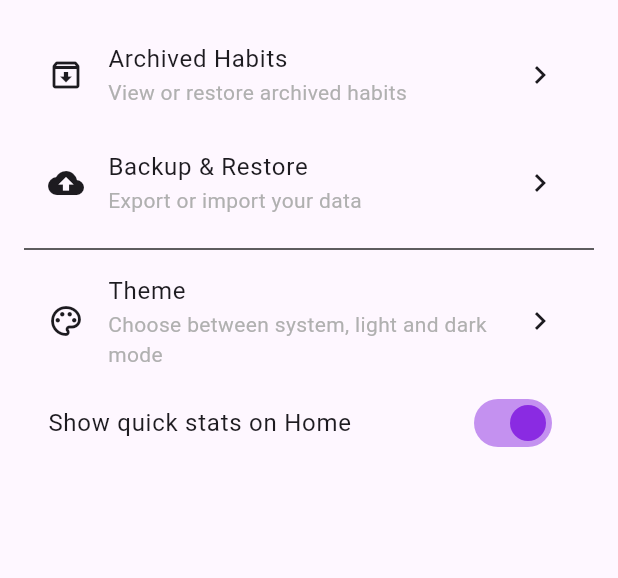
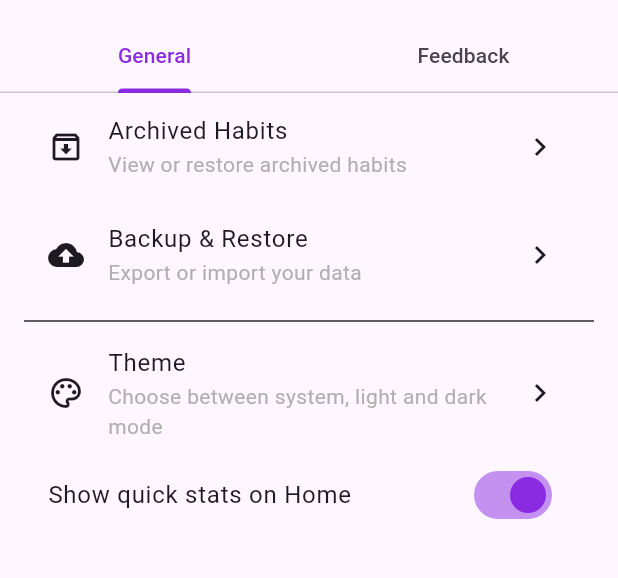
Before and after one commit to Jake1902/habit_hero, a Flutter app: the SettingsScreen screen opened by its route, on a phone screen of 412 x 824 dp, the part 63-641 px from its top. Run offline on Flutter 3.47's test engine with Material 3 defaults, Android fonts, the phone set to English and light mode, and no system bars; our stand-ins replace awesome_notifications, csv, file_picker, fl_chart, flutter_dotenv, get_it and 5 more; accounts and stored records are empty; network calls fail.

Commit message:
Add feedback tab with Airtable submission

```diff
--- a/lib/features/settings/settings_screen.dart
+++ b/lib/features/settings/settings_screen.dart
@@ -3,6 +3,7 @@ import 'package:go_router/go_router.dart';
 import 'package:provider/provider.dart';
 
 import '../../core/services/settings_provider.dart';
+import 'feedback_tab.dart';
 
 class SettingsScreen extends StatefulWidget {
   const SettingsScreen({super.key});
@@ -15,7 +16,9 @@ class _SettingsScreenState extends State<SettingsScreen> {
   @override
   Widget build(BuildContext context) {
     final scheme = Theme.of(context).colorScheme;
-    return Scaffold(
+    return DefaultTabController(
+      length: 2,
+      child: Scaffold(
         backgroundColor: scheme.background,
         appBar: AppBar(
           title: const Text('Settings'),
@@ -25,19 +28,40 @@ class _SettingsScreenState extends State<SettingsScreen> {
           ),
           backgroundColor: scheme.background,
           elevation: 0,
+          bottom: const TabBar(
+            tabs: [
+              Tab(text: 'General'),
+              Tab(text: 'Feedback'),
+            ],
           ),
-      body: ListView(
+        ),
+        body: const TabBarView(
+          children: [
+            _GeneralSettingsTab(),
+            FeedbackTab(),
+          ],
+        ),
+      ),
+    );
+  }
+}
+
+class _GeneralSettingsTab extends StatelessWidget {
+  const _GeneralSettingsTab();
+
+  @override
+  Widget build(BuildContext context) {
+    final scheme = Theme.of(context).colorScheme;
+    return ListView(
       padding: const EdgeInsets.symmetric(horizontal: 16),
       children: [
         ListTile(
-            leading:
-                Icon(Icons.archive_outlined, color: scheme.onBackground),
-            title: Text('Archived Habits',
-                style: TextStyle(color: scheme.onBackground)),
+          leading: Icon(Icons.archive_outlined, color: scheme.onBackground),
+          title:
+              Text('Archived Habits', style: TextStyle(color: scheme.onBackground)),
           subtitle: const Text('View or restore archived habits',
               style: TextStyle(color: Color(0xFFB0B0B0))),
-            trailing:
-                Icon(Icons.chevron_right, color: scheme.onBackground),
+          trailing: Icon(Icons.chevron_right, color: scheme.onBackground),
           onTap: () => context.push('/archive'),
         ),
         ListTile(
@@ -51,8 +75,7 @@ class _SettingsScreenState extends State<SettingsScreen> {
         ),
         const Divider(color: Color(0xFF2A2A2A)),
         ListTile(
-            leading:
-                Icon(Icons.color_lens_outlined, color: scheme.onBackground),
+          leading: Icon(Icons.color_lens_outlined, color: scheme.onBackground),
           title: Text('Theme', style: TextStyle(color: scheme.onBackground)),
           subtitle: const Text('Choose between system, light and dark mode',
               style: TextStyle(color: Color(0xFFB0B0B0))),
@@ -68,7 +91,6 @@ class _SettingsScreenState extends State<SettingsScreen> {
               context.read<SettingsProvider>().setShowQuickStats(val),
         ),
       ],
-      ),
     );
   }
 }
--- a/pubspec.yaml
+++ b/pubspec.yaml
@@ -49,6 +49,8 @@ dependencies:
   intl: ^0.20.2
   permission_handler: ^12.0.1
   google_fonts: ^6.1.0
+  http: ^1.2.0
+  flutter_dotenv: ^5.1.0
 
 
 dev_dependencies:
```
Also changed, not shown: lib/core/services/airtable_service.dart (added, +42 -0 lines), lib/features/settings/feedback_tab.dart (added, +121 -0 lines), 2 other files. Lines whose indentation alone changed are shown as unchanged.
